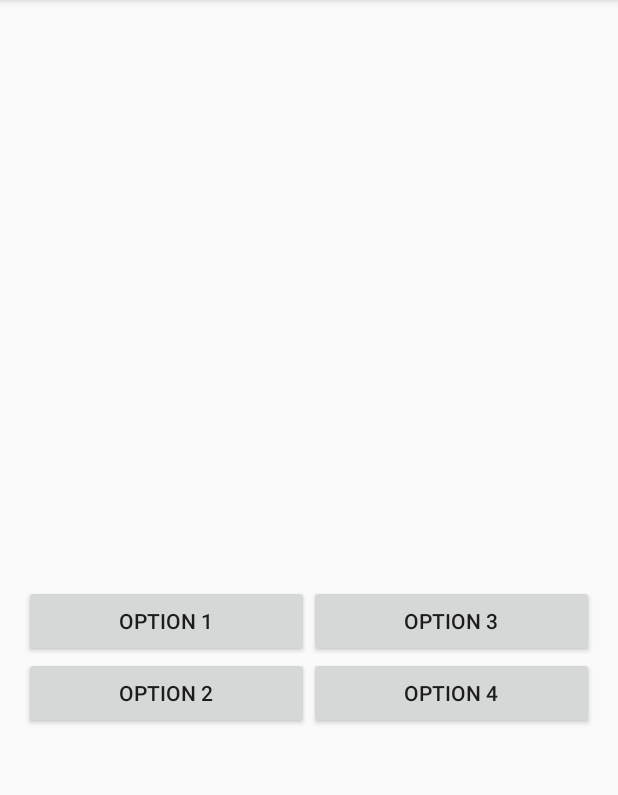
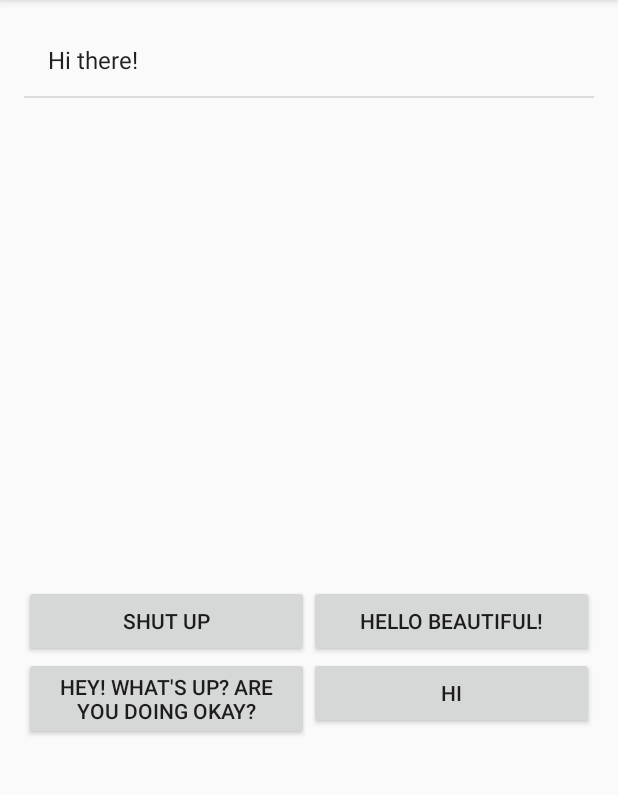
Before and after one commit to tiny-crab/SpicyDateSimulator, an Android app: the MessagingActivity screen opened directly, with no data from a screen before it, on a phone screen of 412 x 824 dp, the part 84-879 px from its top. Run offline under Robolectric (Android 15) with nearby library versions, the phone set to English and light mode, and no system bars.

Commit message:
Implement messages pushing to ListView and buttons populating with next choices

```diff
--- a/SpicyDateSimulator/app/build.gradle
+++ b/SpicyDateSimulator/app/build.gradle
@@ -18,6 +18,7 @@ android {
             proguardFiles getDefaultProguardFile('proguard-android.txt'), 'proguard-rules.pro'
         }
     }
+    sourceSets { main { assets.srcDirs = ['src/main/assets', 'src/main/assets/'] } }
 }
 
 dependencies {
--- a/SpicyDateSimulator/app/src/main/java/com/kch/spicydatesimulator/MessagingActivity.java
+++ b/SpicyDateSimulator/app/src/main/java/com/kch/spicydatesimulator/MessagingActivity.java
@@ -1,30 +1,65 @@
 package com.kch.spicydatesimulator;
 
+import android.app.Activity;
 import android.app.DialogFragment;
 import android.support.v7.app.AppCompatActivity;
 import android.os.Bundle;
-import android.view.MenuItem;
+import android.util.Log;
+import android.view.View;
+import android.widget.ArrayAdapter;
+import android.widget.Button;
+import android.widget.ListView;
+
+import com.kch.spicydatesimulator.xmlparser.SDSGame;
+import com.kch.spicydatesimulator.xmlparser.SDSGameSave;
+
+import java.io.IOException;
+import java.io.InputStreamReader;
+import java.io.Reader;
 
 public class MessagingActivity extends AppCompatActivity implements ConfirmationDialog.ConfirmationDialogListener {
+
+    private SDSGameSave gameSave = null;
+    private SDSGame game = null;
+    private Activity currentActivity = this;
+
+    private String response;
+    private String[] choices;
+
+    private Button option1Button, option2Button, option3Button, option4Button;
+    private ListView messagesList;
+    ArrayAdapter<String> messageToPush;
 
     @Override
     protected void onCreate(Bundle savedInstanceState) {
         super.onCreate(savedInstanceState);
         setContentView(R.layout.activity_messaging);
+        Reader xmlReader = null;
+        try {
+            xmlReader = new InputStreamReader(getAssets().open("game_data.xml"));
+        } catch (IOException ioe) {
+            Log.e("Messaging", ioe + "cannot read");
+            finish();
+        }
+
+        messagesList = (ListView) findViewById(R.id.messaging_list_view);
+        messageToPush = new ArrayAdapter<>(currentActivity, android.R.layout.simple_list_item_1);
+        messagesList.setAdapter(messageToPush);
+
+        game = new SDSGame(xmlReader, gameSave);
+
+        option1Button = (Button) findViewById(R.id.option1);
+        option2Button = (Button) findViewById(R.id.option2);
+        option3Button = (Button) findViewById(R.id.option3);
+        option4Button = (Button) findViewById(R.id.option4);
+
+        option1Button.setOnClickListener(new choiceOnClickListener(0));
+        option2Button.setOnClickListener(new choiceOnClickListener(1));
+        option3Button.setOnClickListener(new choiceOnClickListener(2));
+        option4Button.setOnClickListener(new choiceOnClickListener(3));
+
+        updateScreen();
     }
-
-    @Override
-    public boolean onOptionsItemSelected(MenuItem item) {
-        int id = item.getItemId();
-        if (id == R.id.action_settings) {
-
-        }
-        return super.onOptionsItemSelected(item);
-    }
-
-    //TODO: Back button press pops up a confirmation to exit game (If you leave, your progress will be lost!)
-    //TODO: Press a button and the correct text appears in the listview
-    //TODO: After message is sent, buttons update with new prompts
 
     @Override
     public void onBackPressed() {
@@ -41,6 +76,47 @@ public class MessagingActivity extends AppCompatActivity implements Confirmation
     @Override
     public void onDialogNegativeClick(DialogFragment dialog) {
         // User touched the dialog's negative button
-        //do nothing if the user wants to continue playing
+        // do nothing if the user wants to continue playing
+    }
+
+    private void updateScreen() {
+        response = game.getResponse();
+        if(response == null) {
+            finish();
+        } else {
+            messageToPush.add(response);
+            messageToPush.notifyDataSetChanged();
+        }
+        choices = game.getChoices();
+        //reached the end of the game
+        if(choices == null) {
+            finish();
+        } else {
+            option1Button.setText(choices[0]);
+            option2Button.setText(choices[1]);
+            option3Button.setText(choices[2]);
+            option4Button.setText(choices[3]);
+        }
+
+
+    }
+
+    private class choiceOnClickListener implements View.OnClickListener{
+
+        private int choiceIndex;
+
+        choiceOnClickListener(int choiceIndex) {
+            this.choiceIndex = choiceIndex;
+        }
+
+        @Override
+        public void onClick(View v) {
+            game.makeChoice(choiceIndex);
+
+            messageToPush.add(choices[choiceIndex]);
+            messageToPush.notifyDataSetChanged();
+
+            updateScreen();
+        }
     }
 }
--- a/SpicyDateSimulator/app/src/main/java/com/kch/spicydatesimulator/xmlparser/GameNode.java
+++ b/SpicyDateSimulator/app/src/main/java/com/kch/spicydatesimulator/xmlparser/GameNode.java
@@ -32,8 +32,7 @@ public class GameNode {
                 else
                     continue;
             }
-            if (r == null || !r.isDefault())
-                def = r;
+            def = r;
         }
         if (def == null)
             return "";
@@ -48,7 +47,7 @@ public class GameNode {
             }
             res.add(c.text());
         }
-        return (String[])res.toArray();
+        return res.toArray(new String[0]);
     }
 
     public Pair<String, String> makeChoice(HashMap<String, Boolean> flags, int n) {
--- a/SpicyDateSimulator/app/src/main/java/com/kch/spicydatesimulator/xmlparser/SDSGame.java
+++ b/SpicyDateSimulator/app/src/main/java/com/kch/spicydatesimulator/xmlparser/SDSGame.java
@@ -42,7 +42,7 @@ public class SDSGame {
         }
         else {
             Log.d("SDSGame", "No start node given");
-            return "";
+            return null;
         }
     }
 
@@ -52,7 +52,7 @@ public class SDSGame {
         }
         else {
             Log.d("SDSGame", "No start node given");
-            return new String[]{""};
+            return null;
         }
     }
 
--- a/SpicyDateSimulator/app/src/main/res/layout/activity_messaging.xml
+++ b/SpicyDateSimulator/app/src/main/res/layout/activity_messaging.xml
@@ -30,12 +30,14 @@
             <Button
                 android:layout_width="match_parent"
                 android:layout_height="wrap_content"
-                android:text="option 1"/>
+                android:text="option 1"
+                android:id="@+id/option1"/>
 
             <Button
                 android:layout_width="match_parent"
                 android:layout_height="wrap_content"
-                android:text="option 2"/>
+                android:text="option 2"
+                android:id="@+id/option2"/>
 
         </LinearLayout>
 
@@ -48,12 +50,14 @@
             <Button
                 android:layout_width="match_parent"
                 android:layout_height="wrap_content"
-                android:text="option 3"/>
+                android:text="option 3"
+                android:id="@+id/option3"/>
 
             <Button
                 android:layout_width="match_parent"
                 android:layout_height="wrap_content"
-                android:text="option 4"/>
+                android:text="option 4"
+                android:id="@+id/option4"/>
 
         </LinearLayout>
 
```
Also changed, not shown: SpicyDateSimulator/app/src/main/assets/game_data.xml (added, +20 -0 lines), SpicyDateSimulator/app/src/main/java/com/kch/spicydatesimulator/EndGameDialog.java (added, +52 -0 lines), SpicyDateSimulator/app/src/main/java/com/kch/spicydatesimulator/SettingsActivity.java (deleted, +0 -13 lines).
